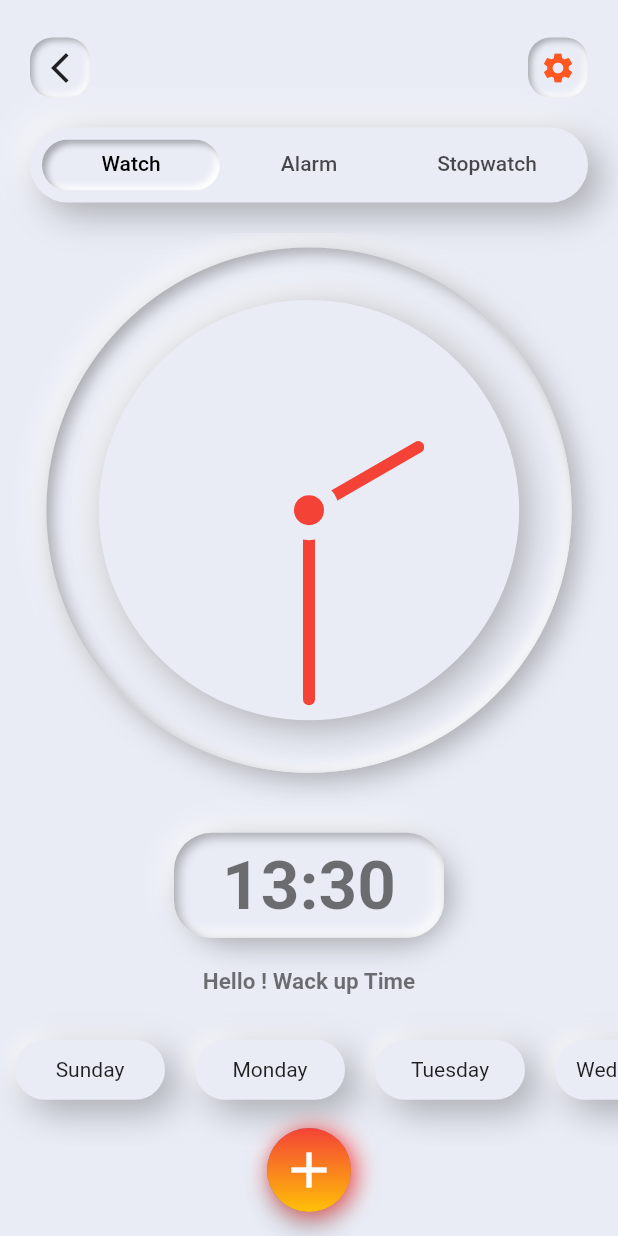
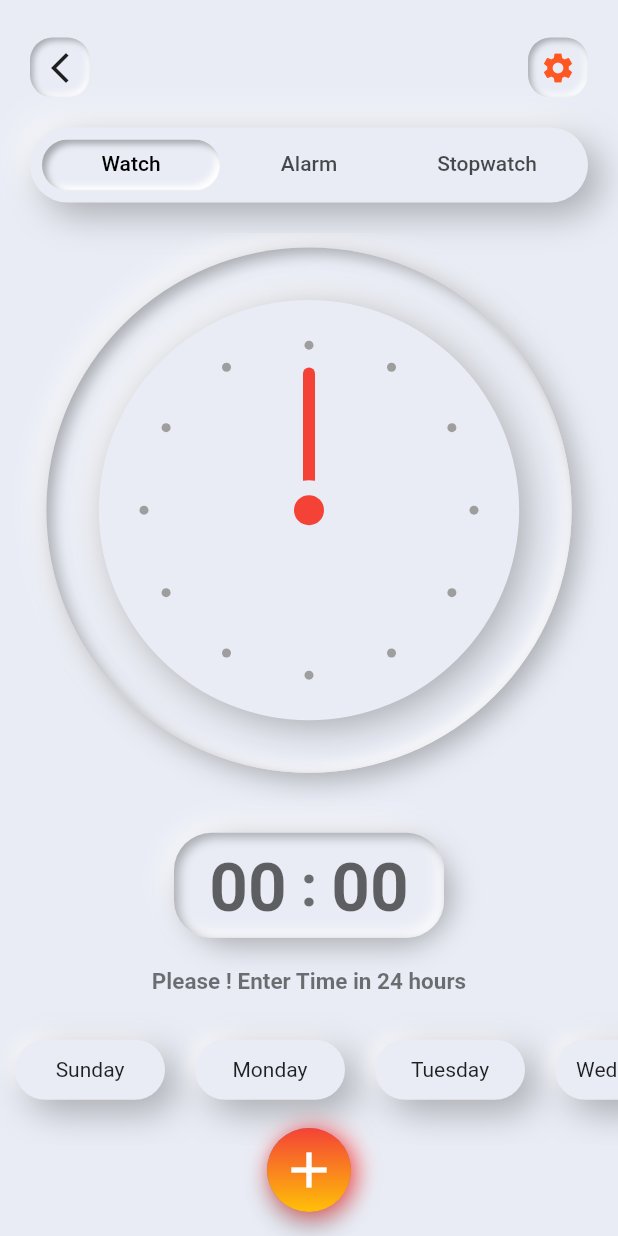
Before and after one commit to parin-droid/neumorohism_app, a Flutter app: the screen it shows after launch, on a phone screen of 412 x 824 dp. Run offline on Flutter 3.47's test engine with Material 2 defaults, Android fonts, the phone set to English and light mode, and no system bars; our stand-ins replace flutter_inset_box_shadow.

Commit message:
hello commit

```diff
--- a/lib/screens/watch_screen.dart
+++ b/lib/screens/watch_screen.dart
@@ -1,7 +1,9 @@
 import 'dart:math';
 
 import 'package:flutter/material.dart' hide BoxDecoration, BoxShadow;
+import 'package:flutter/services.dart';
 import 'package:flutter_inset_box_shadow/flutter_inset_box_shadow.dart';
+import 'package:intl/intl.dart';
 
 import '../custom_widget/custom_switch_button.dart';
 
@@ -15,10 +17,13 @@ class WatchScreen extends StatefulWidget {
 class _WatchScreenState extends State<WatchScreen>
     with SingleTickerProviderStateMixin {
   TabController? tabController;
+  TextEditingController hourController = TextEditingController();
+  TextEditingController minController = TextEditingController();
   bool isBack = true;
   bool isDayClick = true;
   bool isChecked = false;
   bool isSetting = true;
+  DateTime dateTime = DateFormat("hh:mm").parse("00:00");
   List<Days> daysList = [
     Days("Sunday", false),
     Days("Monday", false),
@@ -130,7 +135,8 @@ class _WatchScreenState extends State<WatchScreen>
 
   @override
   Widget build(BuildContext context) {
-    DateTime dateTime = DateTime.now();
+    //  final hour = dateTime.hour.toDouble();
+    //final angle = (-pi * (hour / -60)) * 2;
     const backgroundColor = Color(0xFFE9ECF5);
     return Scaffold(
       floatingActionButtonLocation: FloatingActionButtonLocation.centerFloat,
@@ -382,7 +388,7 @@ class _WatchScreenState extends State<WatchScreen>
                                       painter: ClockPainter(context, dateTime),
                                     ),
                                   ),
-                                )
+                                ),
                               ],
                             ),
                           ),
@@ -425,22 +431,81 @@ class _WatchScreenState extends State<WatchScreen>
                                     inset: true),
                               ],
                               borderRadius: BorderRadius.circular(25)),
-                          child: const Center(
-                            child: Text(
-                              "13:30",
-                              style: TextStyle(
-                                  fontWeight: FontWeight.bold,
-                                  fontSize: 45,
-                                  color: Colors.black54),
-                            ),
-                          ),
+                          child: Center(
+                              child: Row(
+                            mainAxisAlignment: MainAxisAlignment.center,
+                            crossAxisAlignment: CrossAxisAlignment.center,
+                            children: [
+                              Padding(
+                                padding: const EdgeInsets.only(top: 22.0),
+                                child: SizedBox(
+                                  width: 70,
+                                  child: TextFormField(
+                                    maxLength: 2,
+                                    controller: hourController,
+                                    textAlign: TextAlign.center,
+                                    onFieldSubmitted: (value) {
+                                      setState(() {
+                                        dateTime = DateFormat("hh : mm").parse(
+                                            "${hourController.text} : ${minController.text}");
+                                      });
+                                    },
+                                    decoration: const InputDecoration(
+                                        border: InputBorder.none,
+                                        counterText: '',
+                                        hintText: "00"),
+                                    keyboardType:
+                                        const TextInputType.numberWithOptions(),
+                                    style: const TextStyle(
+                                        fontWeight: FontWeight.bold,
+                                        fontSize: 45,
+                                        color: Colors.black54),
+                                  ),
+                                ),
+                              ),
+                              const Text(
+                                ":",
+                                style: TextStyle(
+                                    fontWeight: FontWeight.bold,
+                                    fontSize: 40,
+                                    color: Colors.black54),
+                              ),
+                              Padding(
+                                padding: const EdgeInsets.only(top: 22.0),
+                                child: SizedBox(
+                                  width: 70,
+                                  child: TextFormField(
+                                    controller: minController,
+                                    maxLength: 2,
+                                    textAlign: TextAlign.center,
+                                    onFieldSubmitted: (value) {
+                                      setState(() {
+                                        dateTime = DateFormat("hh : mm").parse(
+                                            "${hourController.text} : ${minController.text}");
+                                      });
+                                    },
+                                    decoration: const InputDecoration(
+                                        border: InputBorder.none,
+                                        counterText: "",
+                                        hintText: "00"),
+                                    keyboardType:
+                                        const TextInputType.numberWithOptions(),
+                                    style: const TextStyle(
+                                        fontWeight: FontWeight.bold,
+                                        fontSize: 45,
+                                        color: Colors.black54),
+                                  ),
+                                ),
+                              ),
+                            ],
+                          )),
                         ),
                       ),
                       const SizedBox(
                         height: 20,
                       ),
                       const Text(
-                        "Hello ! Wack up Time",
+                        "Please ! Enter Time in 24 hours",
                         style: TextStyle(
                             fontWeight: FontWeight.bold,
                             fontSize: 15,
@@ -635,14 +700,27 @@ class ClockPainter extends CustomPainter {
     double centerY = size.height / 2;
     double radius = min(centerX, centerY);
     Offset center = Offset(centerX, centerY);
+    double outerRadius = radius - 10;
+    double innerRadius = radius - 20;
+    int hours = dateTime.hour;
+    int minutes = dateTime.minute;
 
     print(dateTime);
-    double hourX = centerX - radius * 0.6 * cos((dateTime.hour * 6) * pi / 180);
-    double hourY = centerY - radius * 0.6 * sin((dateTime.hour * 6) * pi / 180);
+    print(dateTime.timeZoneOffset.inHours);
+    print(dateTime.hour);
+    print(dateTime.minute);
+    double hourX = centerX -
+        outerRadius *
+            0.6 *
+            cos((dateTime.hour * 30 + dateTime.minute * 0.5) * pi / 180);
+    double hourY = centerY -
+        outerRadius *
+            0.6 *
+            sin((dateTime.hour * 30 + dateTime.minute * 0.5) * pi / 180);
     double minX =
-        centerX - radius * 0.9 * cos((dateTime.minute * 6) * pi / 180);
+        centerX - outerRadius * 0.7 * cos(dateTime.minute * 6 * pi / 180);
     double minY =
-        centerX - radius * 0.9 * sin((dateTime.minute * 6) * pi / 180);
+        centerX - outerRadius * 0.7 * sin(dateTime.minute * 6 * pi / 180);
 
     Paint secLinePaint = Paint()
       ..color = Colors.red
@@ -657,10 +735,24 @@ class ClockPainter extends CustomPainter {
     print("date & time3 : $minX");
     print("date & time4 : $minY");
 
+    /* canvas.rotate(dateTime.hour > 12
+        ? 2 * pi * ((hours - 12) / 12 + (minutes / 720))
+        : 2 * pi * ((hours - 12) + (minutes / 720)));*/
+
     canvas.drawLine(center, Offset(hourX, hourY), secLinePaint);
     canvas.drawLine(center, Offset(minX, minY), secLinePaint);
     canvas.drawCircle(center, 20, roundPaint);
     canvas.drawCircle(center, 10, innerRoundPaint);
+
+    for (int i = 0; i < 360; i += 30) {
+      double x1 = centerX - radius * cos(i * pi / 180);
+      double y1 = centerX - radius * sin(i * pi / 180);
+
+      double x2 = centerX - 110 * cos(i * pi / 180);
+      double y2 = centerX - 110 * sin(i * pi / 180);
+
+      canvas.drawCircle(Offset(x2, y2), 3, Paint()..color = Colors.grey);
+    }
   }
 
   @override
```
